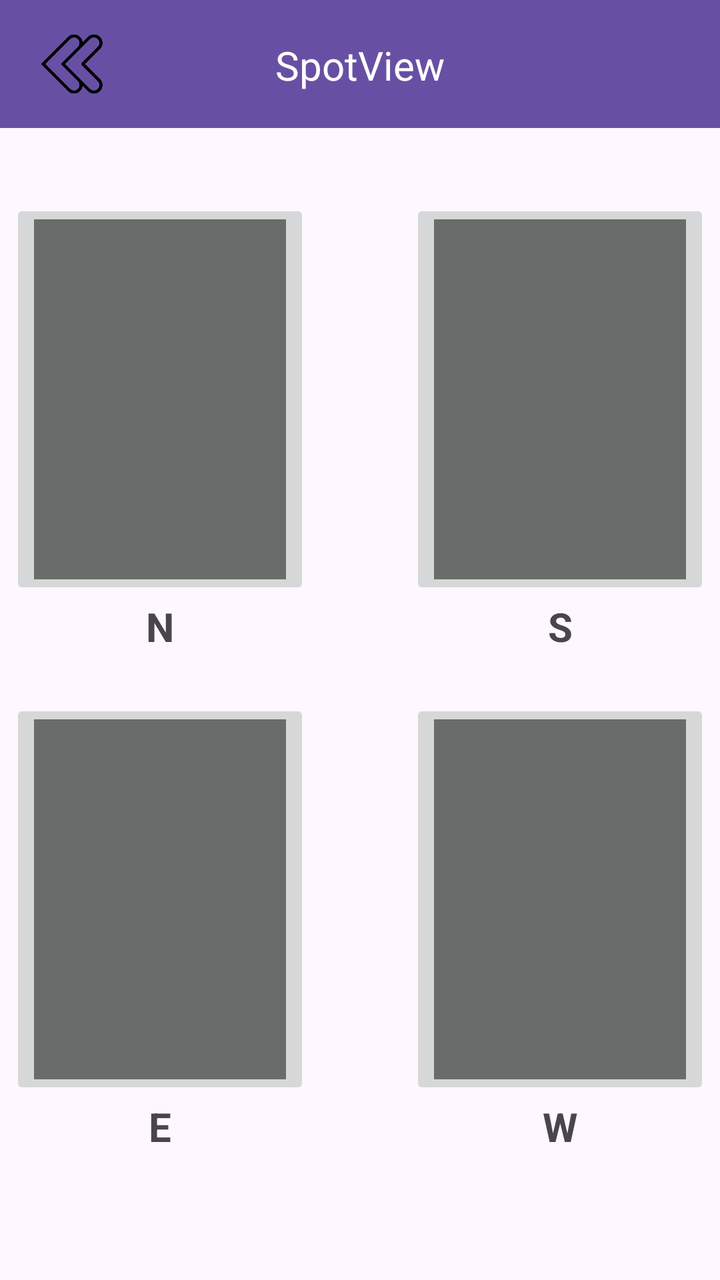
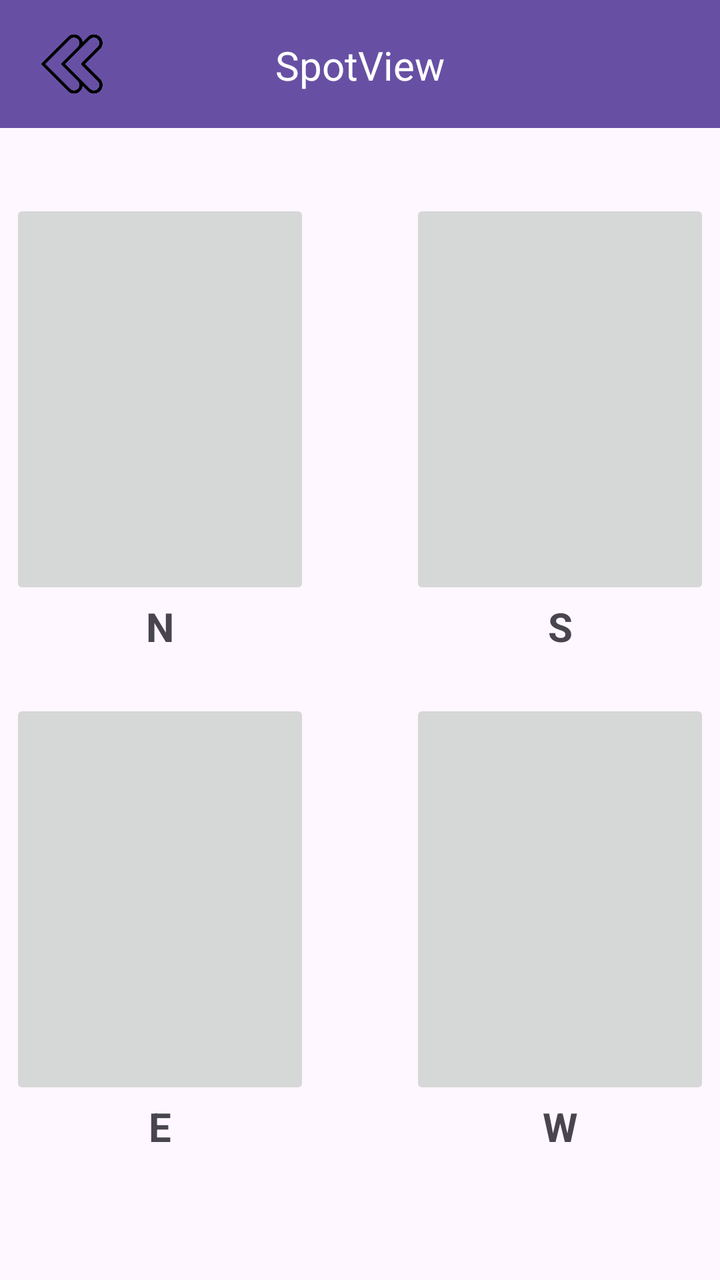

The first picture is an Android layout as it rendered before a commit; the second is the same layout after the commit. The layout source and the unified diff follow.
<!-- AndroidManifest.xml: application theme Theme.SpotView -->
<!-- res/layout/activity_gestion_photos_piece.xml -->
<?xml version="1.0" encoding="utf-8"?>
<androidx.constraintlayout.widget.ConstraintLayout xmlns:android="http://schemas.android.com/apk/res/android"
    xmlns:app="http://schemas.android.com/apk/res-auto"
    xmlns:tools="http://schemas.android.com/tools"
    android:id="@+id/main"
    android:layout_width="match_parent"
    android:layout_height="match_parent"
    tools:context=".GestionPhotosPiece">

    <include
        layout="@layout/custom_toolbar"
        android:layout_width="match_parent"
        android:layout_height="wrap_content" />

    <TextView
        android:id="@+id/gpp_text"
        android:layout_width="298dp"
        android:layout_height="40dp"
        android:layout_marginTop="100dp"
        android:layout_marginBottom="591dp"
        android:text="@string/gpp_text"
        android:textAlignment="center"
        android:textSize="16sp"
        android:textStyle="bold"
        app:layout_constraintBottom_toBottomOf="parent"
        app:layout_constraintEnd_toEndOf="parent"
        app:layout_constraintHorizontal_bias="0.495"
        app:layout_constraintStart_toStartOf="parent"
        app:layout_constraintTop_toTopOf="parent"
        app:layout_constraintVertical_bias="1.0" />

    <ImageButton
        android:id="@+id/imageButtonN"
        android:layout_width="150dp"
        android:layout_height="200dp"
        android:layout_marginStart="30dp"
        android:layout_marginTop="100dp"
        android:layout_marginEnd="25dp"
        android:layout_marginBottom="25dp"
        app:layout_constraintBottom_toTopOf="@+id/imageButtonE"
        app:layout_constraintEnd_toStartOf="@+id/imageButtonS"
        app:layout_constraintStart_toStartOf="parent"
        app:layout_constraintTop_toBottomOf="@+id/gpp_text"
        app:srcCompat="@android:drawable/screen_background_dark_transparent" />

    <ImageButton
        android:id="@+id/imageButtonE"
        android:layout_width="150dp"
        android:layout_height="200dp"
        android:layout_marginStart="30dp"
        android:layout_marginTop="25dp"
        android:layout_marginEnd="25dp"
        app:layout_constraintBottom_toTopOf="@+id/textE"
        app:layout_constraintEnd_toStartOf="@+id/imageButtonW"
        app:layout_constraintStart_toStartOf="parent"
        app:layout_constraintTop_toBottomOf="@+id/imageButtonN"
        app:srcCompat="@android:drawable/screen_background_dark_transparent" />

    <ImageButton
        android:id="@+id/imageButtonW"
        android:layout_width="150dp"
        android:layout_height="200dp"
        android:layout_marginStart="25dp"
        android:layout_marginTop="25dp"
        android:layout_marginEnd="30dp"
        app:layout_constraintBottom_toTopOf="@+id/textW"
        app:layout_constraintEnd_toEndOf="parent"
        app:layout_constraintStart_toEndOf="@+id/imageButtonE"
        app:layout_constraintTop_toBottomOf="@+id/imageButtonS"
        app:srcCompat="@android:drawable/screen_background_dark_transparent" />

    <ImageButton
        android:id="@+id/imageButtonS"
        android:layout_width="150dp"
        android:layout_height="200dp"
        android:layout_marginStart="25dp"
        android:layout_marginTop="100dp"
        android:layout_marginEnd="30dp"
        android:layout_marginBottom="25dp"
        app:layout_constraintBottom_toTopOf="@+id/imageButtonW"
        app:layout_constraintEnd_toEndOf="parent"
        app:layout_constraintStart_toEndOf="@+id/imageButtonN"
        app:layout_constraintTop_toBottomOf="@+id/gpp_text"
        app:srcCompat="@android:drawable/screen_background_dark_transparent" />

    <TextView
        android:id="@+id/textN"
        android:layout_width="wrap_content"
        android:layout_height="wrap_content"
        android:layout_marginBottom="23dp"
        android:text="N"
        android:textSize="20sp"
        android:textStyle="bold"
        app:layout_constraintBottom_toTopOf="@+id/imageButtonE"
        app:layout_constraintEnd_toEndOf="@+id/imageButtonN"
        app:layout_constraintStart_toStartOf="@+id/imageButtonN"
        app:layout_constraintTop_toBottomOf="@+id/imageButtonN" />

    <TextView
        android:id="@+id/textS"
        android:layout_width="wrap_content"
        android:layout_height="wrap_content"
        android:layout_marginBottom="23dp"
        android:text="S"
        android:textSize="20sp"
        android:textStyle="bold"
        app:layout_constraintBottom_toTopOf="@+id/imageButtonW"
        app:layout_constraintEnd_toEndOf="@+id/imageButtonS"
        app:layout_constraintStart_toStartOf="@+id/imageButtonS"
        app:layout_constraintTop_toBottomOf="@+id/imageButtonS" />

    <TextView
        android:id="@+id/textE"
        android:layout_width="wrap_content"
        android:layout_height="wrap_content"
        android:layout_marginBottom="113dp"
        android:text="E"
        android:textSize="20sp"
        android:textStyle="bold"
        app:layout_constraintBottom_toBottomOf="parent"
        app:layout_constraintEnd_toEndOf="@+id/imageButtonE"
        app:layout_constraintStart_toStartOf="@+id/imageButtonE"
        app:layout_constraintTop_toBottomOf="@+id/imageButtonE" />

    <TextView
        android:id="@+id/textW"
        android:layout_width="wrap_content"
        android:layout_height="wrap_content"
        android:layout_marginBottom="113dp"
        android:text="W"
        android:textSize="20sp"
        android:textStyle="bold"
        app:layout_constraintBottom_toBottomOf="parent"
        app:layout_constraintEnd_toEndOf="@+id/imageButtonW"
        app:layout_constraintStart_toStartOf="@+id/imageButtonW"
        app:layout_constraintTop_toBottomOf="@+id/imageButtonW" />

    <TextView
        android:id="@+id/gpp_textP"
        android:layout_width="wrap_content"
        android:layout_height="wrap_content"
        android:layout_marginTop="10dp"
        android:layout_marginBottom="22dp"
        android:textStyle="bold"
        app:layout_constraintBottom_toTopOf="@+id/imageButtonN"
        app:layout_constraintEnd_toEndOf="parent"
        app:layout_constraintHorizontal_bias="0.498"
        app:layout_constraintStart_toStartOf="parent"
        app:layout_constraintTop_toBottomOf="@+id/gpp_text" />
</androidx.constraintlayout.widget.ConstraintLayout>
<!-- res/layout/custom_toolbar.xml (included above) -->
<?xml version="1.0" encoding="utf-8"?>
<androidx.constraintlayout.widget.ConstraintLayout xmlns:android="http://schemas.android.com/apk/res/android"
    xmlns:app="http://schemas.android.com/apk/res-auto"
    xmlns:tools="http://schemas.android.com/tools"
    android:id="@+id/toolbar"
    android:layout_width="match_parent"
    android:layout_height="?attr/actionBarSize"
    android:background="?attr/colorPrimary">

    

    
    <ImageButton
        android:id="@+id/btnBack"
        android:layout_width="40dp"
        android:layout_height="40dp"
        android:layout_marginStart="16dp"
        android:background="?attr/selectableItemBackgroundBorderless"
        android:contentDescription="Retour"
        android:scaleType="centerInside"
        android:src="@drawable/back_arrow"
        app:layout_constraintBottom_toBottomOf="parent"
        app:layout_constraintStart_toStartOf="parent"
        app:layout_constraintTop_toTopOf="parent" />

    <TextView
        android:id="@+id/toolbar_title"
        android:layout_width="wrap_content"
        android:layout_height="27dp"
        android:layout_marginTop="19dp"
        android:layout_marginBottom="18dp"
        android:gravity="center_vertical"
        android:text="@string/app_name"
        android:textColor="@android:color/white"
        android:textSize="20sp"
        app:layout_constraintBottom_toBottomOf="parent"
        app:layout_constraintEnd_toEndOf="parent"
        app:layout_constraintStart_toStartOf="parent"
        app:layout_constraintTop_toTopOf="parent" />
</androidx.constraintlayout.widget.ConstraintLayout>
<!-- resources referenced by this layout -->
<resources>
  <!-- drawable back_arrow: png bitmap (drawable, 8437 bytes) -->
  <string name="app_name">SpotView</string>
  <string name="gpp_text">Séléctionner un point cardinal pour gérer \nl\'image et les accès</string>
  <style name="Theme.SpotView" parent="Base.Theme.SpotView" />
  <style name="Base.Theme.SpotView" parent="Theme.Material3.DayNight.NoActionBar">
          
          
      </style>
</resources>

<!-- the commit's change to res/layout/activity_gestion_photos_piece.xml (unified diff, before → after) -->
@@ -37,11 +37,12 @@
         android:layout_marginTop="100dp"
         android:layout_marginEnd="25dp"
         android:layout_marginBottom="25dp"
+        android:scaleType="centerInside"
         app:layout_constraintBottom_toTopOf="@+id/imageButtonE"
         app:layout_constraintEnd_toStartOf="@+id/imageButtonS"
         app:layout_constraintStart_toStartOf="parent"
         app:layout_constraintTop_toBottomOf="@+id/gpp_text"
-        app:srcCompat="@android:drawable/screen_background_dark_transparent" />
+        app:srcCompat="@drawable/invisible" />
 
     <ImageButton
         android:id="@+id/imageButtonE"
@@ -50,11 +51,12 @@
         android:layout_marginStart="30dp"
         android:layout_marginTop="25dp"
         android:layout_marginEnd="25dp"
+        android:scaleType="centerInside"
         app:layout_constraintBottom_toTopOf="@+id/textE"
         app:layout_constraintEnd_toStartOf="@+id/imageButtonW"
         app:layout_constraintStart_toStartOf="parent"
         app:layout_constraintTop_toBottomOf="@+id/imageButtonN"
-        app:srcCompat="@android:drawable/screen_background_dark_transparent" />
+        app:srcCompat="@drawable/invisible" />
 
     <ImageButton
         android:id="@+id/imageButtonW"
@@ -63,11 +65,12 @@
         android:layout_marginStart="25dp"
         android:layout_marginTop="25dp"
         android:layout_marginEnd="30dp"
+        android:scaleType="centerInside"
         app:layout_constraintBottom_toTopOf="@+id/textW"
         app:layout_constraintEnd_toEndOf="parent"
         app:layout_constraintStart_toEndOf="@+id/imageButtonE"
         app:layout_constraintTop_toBottomOf="@+id/imageButtonS"
-        app:srcCompat="@android:drawable/screen_background_dark_transparent" />
+        app:srcCompat="@drawable/invisible" />
 
     <ImageButton
         android:id="@+id/imageButtonS"
@@ -77,11 +80,12 @@
         android:layout_marginTop="100dp"
         android:layout_marginEnd="30dp"
         android:layout_marginBottom="25dp"
+        android:scaleType="centerInside"
         app:layout_constraintBottom_toTopOf="@+id/imageButtonW"
         app:layout_constraintEnd_toEndOf="parent"
         app:layout_constraintStart_toEndOf="@+id/imageButtonN"
         app:layout_constraintTop_toBottomOf="@+id/gpp_text"
-        app:srcCompat="@android:drawable/screen_background_dark_transparent" />
+        app:srcCompat="@drawable/invisible" />
 
     <TextView
         android:id="@+id/textN"
<!-- resource entries referenced after the edit -->
@@ -1,6 +1,7 @@
 <!-- resources referenced by this layout -->
 <resources>
   <!-- drawable back_arrow: png bitmap (drawable, 8437 bytes) -->
+  <!-- drawable invisible: png bitmap (drawable, 1862 bytes) -->
   <string name="app_name">SpotView</string>
   <string name="gpp_text">Séléctionner un point cardinal pour gérer \nl\'image et les accès</string>
   <style name="Theme.SpotView" parent="Base.Theme.SpotView" />
